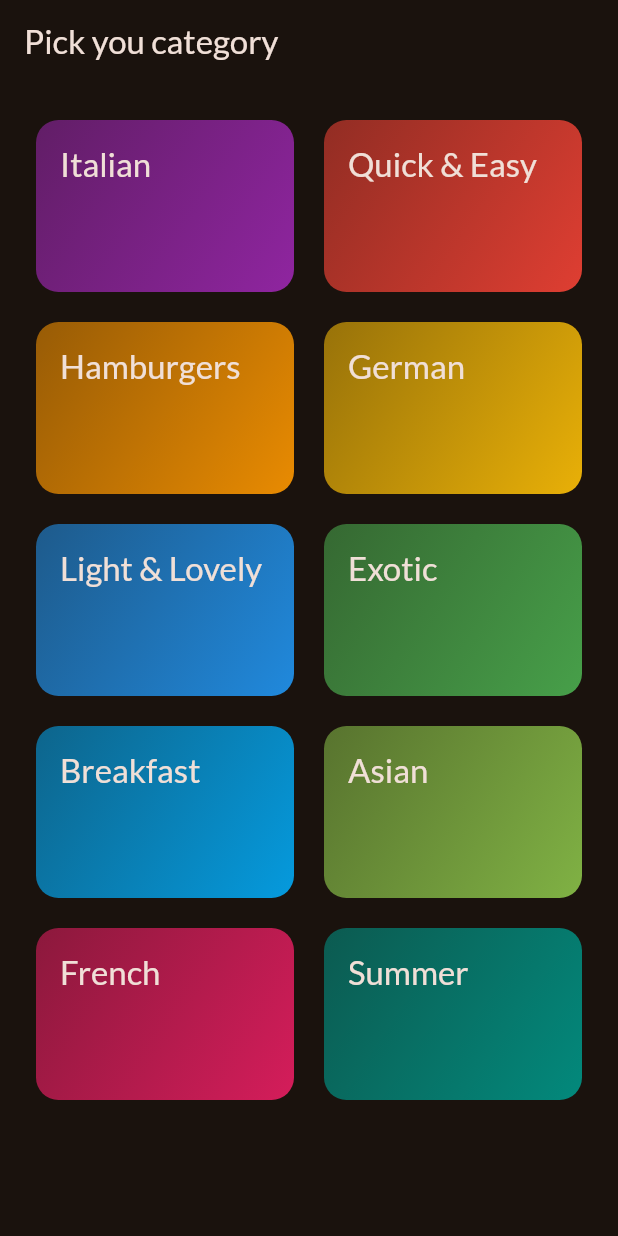
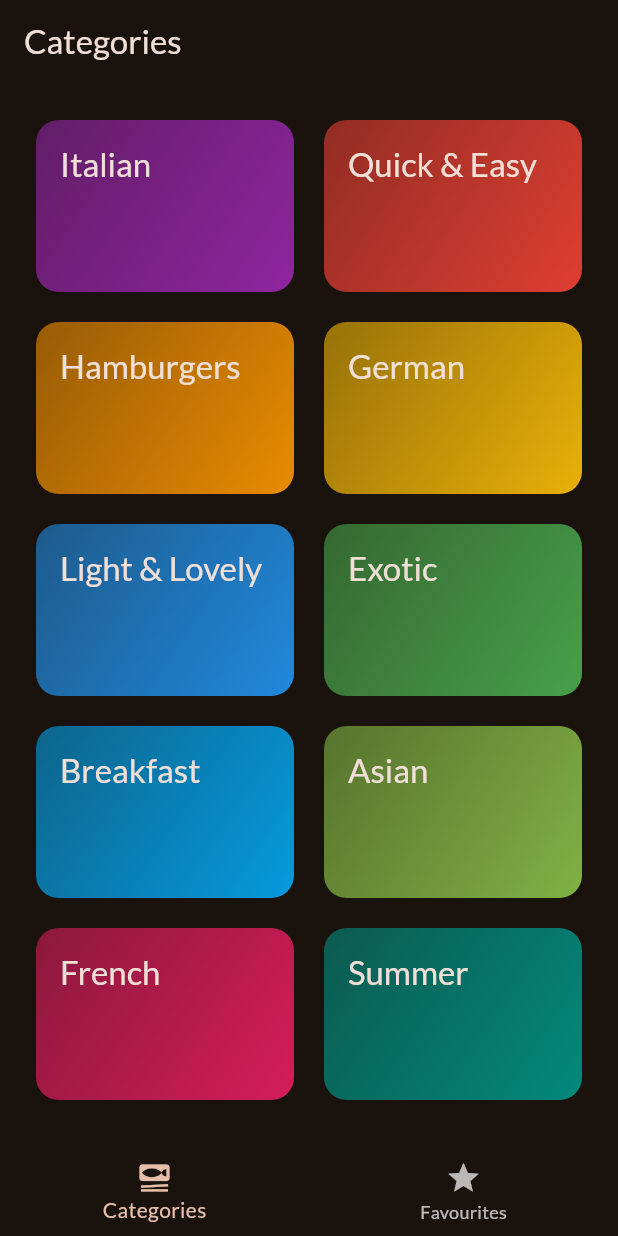
Before and after one commit to William-Archetype/course_project_p4, a Flutter app: the screen it shows after launch, on a phone screen of 412 x 824 dp. Run offline on Flutter 3.47's test engine with Material 3 defaults, Android fonts, the light colour scheme and no system bars; our stand-ins replace google_fonts, transparent_image.

Commit message:
163 - 167

```diff
--- a/lib/main.dart
+++ b/lib/main.dart
@@ -1,6 +1,7 @@
 import 'package:course_project_4/data/dummy_data.dart';
 import 'package:course_project_4/screens/categories.dart';
 import 'package:course_project_4/screens/meals.dart';
+import 'package:course_project_4/screens/tabs.dart';
 import 'package:flutter/material.dart';
 import 'package:google_fonts/google_fonts.dart';
 
@@ -24,7 +25,7 @@
   Widget build(BuildContext context) {
     return MaterialApp(
         theme: theme,
-        home: const CategoriesScreen(),
+        home: const TabsScreen(),
     );
   }
 }
--- a/lib/screens/categories.dart
+++ b/lib/screens/categories.dart
@@ -21,11 +21,7 @@
 
   @override
   Widget build(BuildContext context) {
-    return Scaffold(
-      appBar: AppBar(
-        title: const Text('Pick you category'),
-      ),
-      body: GridView(
+    return GridView(
         padding: const EdgeInsets.all(24),
         gridDelegate: const SliverGridDelegateWithFixedCrossAxisCount(
           crossAxisCount: 2,
@@ -42,7 +38,6 @@
               },
             ),
         ],
-      ),
     );
   }
 }
--- /dev/null
+++ b/lib/screens/tabs.dart
@@ -0,0 +1,54 @@
+import 'package:course_project_4/screens/categories.dart';
+import 'package:course_project_4/screens/meals.dart';
+import 'package:flutter/material.dart';
+
+class TabsScreen extends StatefulWidget {
+  const TabsScreen({super.key});
+
+  @override
+  State<TabsScreen> createState() => _TabsScreenState();
+}
+
+class _TabsScreenState extends State<TabsScreen> {
+
+  int _selectedPageIndex = 0;
+
+  void _selectPage(int index) {
+    setState(() {
+      _selectedPageIndex = index;
+    });
+  }
+
+  @override
+  Widget build(BuildContext context) {
+
+    Widget activePage = const CategoriesScreen();
+    var activePageTitle = 'Categories';
+
+    if (_selectedPageIndex == 1) {
+      activePage = MealsScreen(meals: []);
+      activePageTitle = 'Favourites';
+    }
+
+    return Scaffold(
+      appBar: AppBar(
+        title: Text(activePageTitle),
+      ),
+      body: activePage,
+      bottomNavigationBar: BottomNavigationBar(
+        onTap: _selectPage,
+        currentIndex: _selectedPageIndex,
+        items: const [
+          BottomNavigationBarItem(
+            icon: Icon(Icons.set_meal),
+            label: 'Categories',
+          ),
+          BottomNavigationBarItem(
+            icon: Icon(Icons.star),
+            label: 'Favourites',
+          ),
+        ],
+      ),
+    );
+  }
+}
--- a/pubspec.yaml
+++ b/pubspec.yaml
@@ -36,6 +36,7 @@
   # Use with the CupertinoIcons class for iOS style icons.
   cupertino_icons: ^1.0.6
   google_fonts: ^6.2.1
+  transparent_image: ^2.0.1
 
 dev_dependencies:
   flutter_test:
```
Also changed, not shown: lib/screens/meal_details.dart (added, +79 -0 lines), lib/screens/meals.dart (+30 -5 lines), lib/widgets/meal_item.dart (added, +97 -0 lines), lib/widgets/meal_item_trait.dart (added, +35 -0 lines), pubspec.lock, 14 other files.
